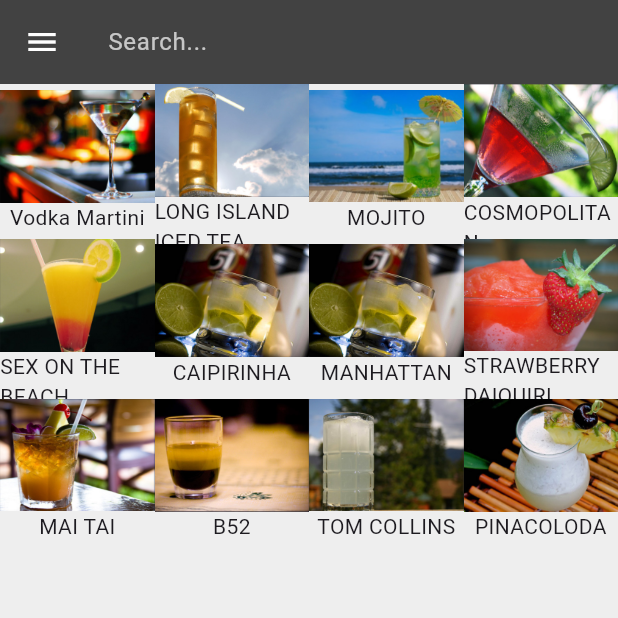
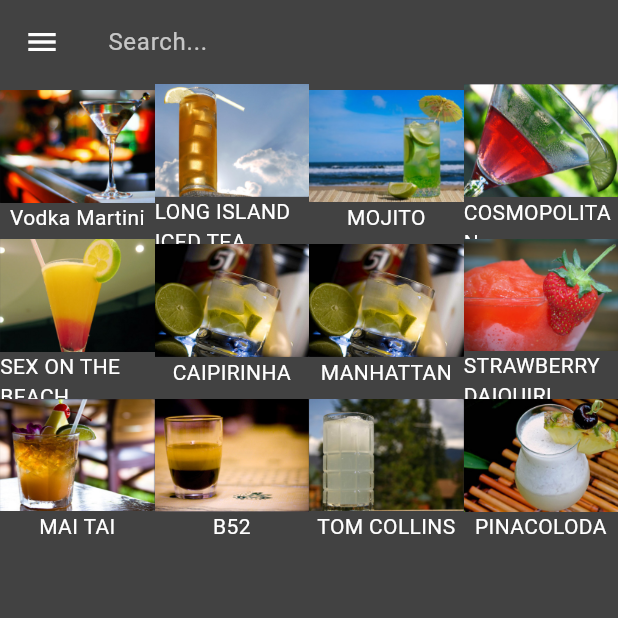
Before and after one commit to nieyangfei/food_drinking_menu, a Flutter app: the screen it shows after launch, on a phone screen of 412 x 824 dp, the top half of it. Run offline on Flutter 3.47's test engine with Material 3 defaults, Android fonts, the phone set to English and light mode, and no system bars.

Commit message:
feature: grey theme color

```diff
--- a/lib/main.dart
+++ b/lib/main.dart
@@ -3,6 +3,8 @@ import 'package:flutter/material.dart';
 /// Flutter code sample for [Scaffold].
 
 /// Run the scaffold.
+final Color greyColor = Colors.grey[800]!;
+
 void main() => runApp(const ScaffoldExampleApp());
 
 class ScaffoldExampleApp extends StatelessWidget {
@@ -13,9 +15,9 @@ class ScaffoldExampleApp extends StatelessWidget {
     return MaterialApp(
       theme: ThemeData(
         primarySwatch: Colors.grey,
-        scaffoldBackgroundColor: Colors.grey[200], // light grey background
+        scaffoldBackgroundColor: greyColor, // light grey background
         appBarTheme: AppBarTheme(
-          backgroundColor: Colors.grey[800], // dark grey app bar
+          backgroundColor: greyColor, // dark grey app bar
           foregroundColor: Colors.white, // text color in app bar
         ),
       ),
@@ -56,9 +58,7 @@ class _ScaffoldExampleState extends State<ScaffoldExample> {
   Widget build(BuildContext context) {
     return Scaffold(
       body: GridView.count(
-        // Create a grid with 2 columns.
-        // If you change the scrollDirection to horizontal,
-        // this produces 2 rows.
+        // Create a grid with 4 columns.
         crossAxisCount: 4,
         // Generate 12 drinks that display their index in the list.
         children: getDrinkList(),
@@ -78,41 +78,50 @@ class _ScaffoldExampleState extends State<ScaffoldExample> {
 
       /* Drawer。 */
       drawer: Drawer(
-        // Add a ListView to the drawer. This ensures the user can scroll
-        // through the options in the drawer if there isn't enough vertical
-        // space to fit everything.
+        backgroundColor: greyColor, // Make the drawer background grey
         child: ListView(
-          // Important: Remove any padding from the ListView.
           padding: EdgeInsets.zero,
           children: [
-            const DrawerHeader(child: Text('Customer informations')),
+            DrawerHeader(
+              decoration: BoxDecoration(color: greyColor),
+              child: const Text(
+                'Customer informations',
+                style: TextStyle(color: Colors.white, fontSize: 20), // Header text white
+              ),
+            ),
             ListTile(
-              title: const Text('Orders'),
+              title: const Text(
+                'Orders',
+                style: TextStyle(color: Colors.white), // Text white
+              ),
               selected: _selectedIndex == 0,
+              selectedTileColor: Colors.grey[700], // Optional: highlight selected item
               onTap: () {
-                // Update the state of the app
                 _onItemTapped(0);
-                // Then close the drawer
                 Navigator.pop(context);
               },
             ),
             ListTile(
-              title: const Text('Private information'),
+              title: const Text(
+                'Private information',
+                style: TextStyle(color: Colors.white), // Text white
+              ),
               selected: _selectedIndex == 1,
+              selectedTileColor: Colors.grey[700], // Optional: highlight selected item
               onTap: () {
-                // Update the state of the app
                 _onItemTapped(1);
-                // Then close the drawer
                 Navigator.pop(context);
               },
             ),
             ListTile(
-              title: const Text('Settings'),
+              title: const Text(
+                'Settings',
+                style: TextStyle(color: Colors.white), // Text white
+              ),
               selected: _selectedIndex == 2,
+              selectedTileColor: Colors.grey[700], // Optional: highlight selected item
               onTap: () {
-                // Update the state of the app
                 _onItemTapped(2);
-                // Then close the drawer
                 Navigator.pop(context);
               },
             ),
@@ -161,7 +170,13 @@ getDrinkList() {
     return Center(
       child: Column(
         mainAxisSize: MainAxisSize.min, // makes column fit its content
-        children: [Image.asset(imagePaths[index]), Text(drinkNames[index])],
+        children: [
+          Image.asset(imagePaths[index]),
+          Text(
+            drinkNames[index],
+            style: const TextStyle(color: Colors.white), // Make grid text white
+          ),
+        ],
       ),
     );
   });
```
